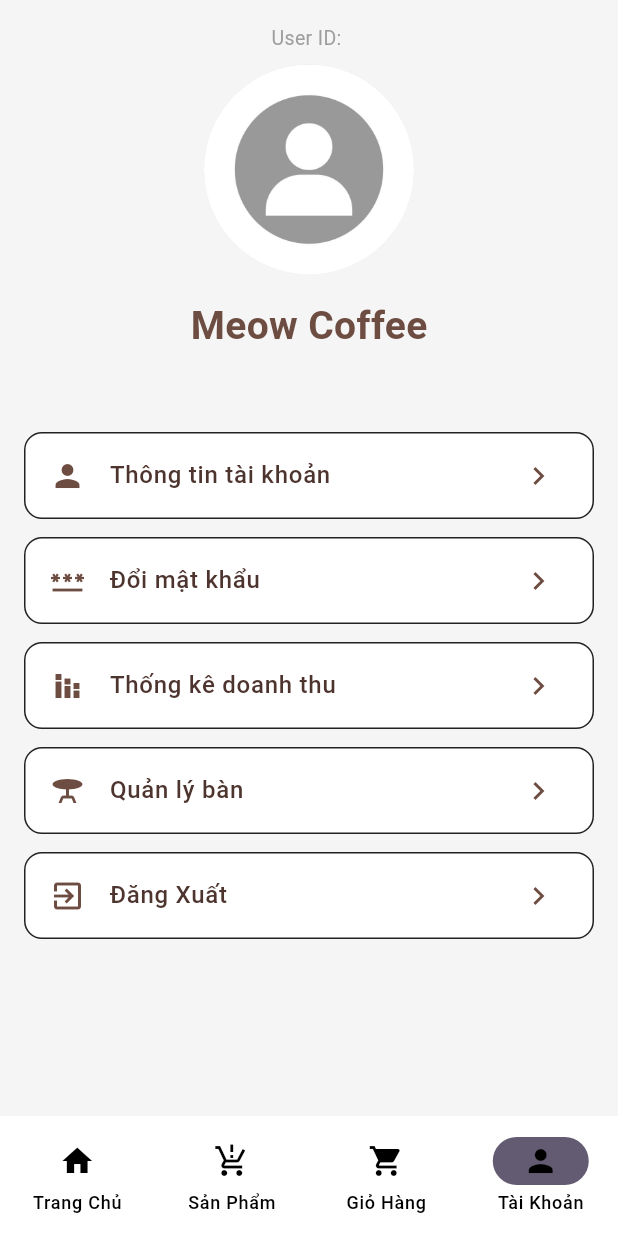
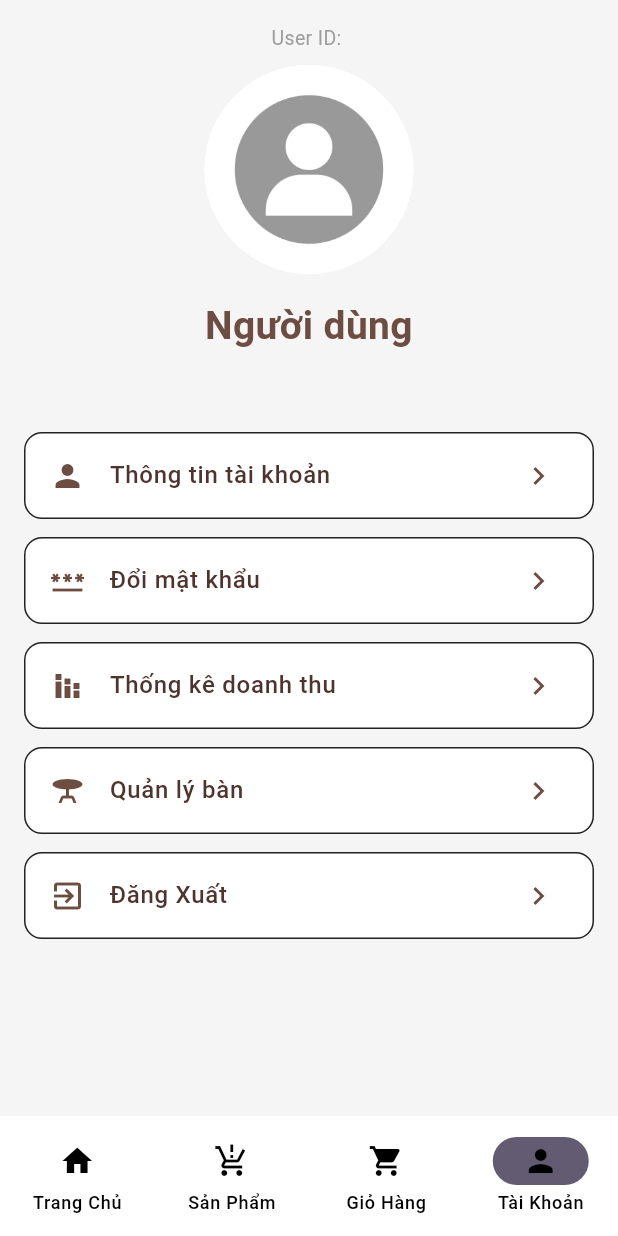
Before and after one commit to hoangminhquan05/meow_coffee, a Flutter app: the ProfileScreen screen opened by its route, on a phone screen of 412 x 824 dp. Run offline on Flutter 3.47's test engine with Material 3 defaults, Android fonts, the phone set to English and light mode, and no system bars; our stand-ins replace cached_network_image, cloud_firestore, firebase_auth, firebase_core, flutter_dotenv, image_picker and 1 more; accounts and stored records are empty.

Commit message:
show current user name on profile screen

```diff
--- a/lib/screens/profile/profile_screen.dart
+++ b/lib/screens/profile/profile_screen.dart
@@ -16,6 +16,7 @@ class ProfileScreen extends StatefulWidget {
 class _ProfileScreenState extends State<ProfileScreen> {
   String? _role;
   String? _avtUrl;
+  String? _name;
   bool _isLoading = true;
   String? _errorMessage;
 
@@ -46,6 +47,7 @@ class _ProfileScreenState extends State<ProfileScreen> {
         setState(() {
           _role = data['role'] as String?;
           _avtUrl = data['avtUrl'] as String?;
+          _name = data['name'] as String?;
           _isLoading = false;
         });
       } else {
@@ -189,9 +191,19 @@ class _ProfileScreenState extends State<ProfileScreen> {
                   ),
                 ),
                 const SizedBox(height: 16),
-                const Text(
-                  'Meow Coffee',
-                  style: TextStyle(
+                Text(
+                  (_name != null && _name!.trim().isNotEmpty)
+                      ? _name!.trim()
+                      : (FirebaseAuth.instance.currentUser?.displayName
+                                  ?.trim()
+                                  .isNotEmpty ==
+                              true
+                          ? FirebaseAuth.instance.currentUser!.displayName!
+                          : (_isLoading ? '' : 'Người dùng')),
+                  textAlign: TextAlign.center,
+                  maxLines: 2,
+                  overflow: TextOverflow.ellipsis,
+                  style: const TextStyle(
                     fontSize: 26,
                     fontWeight: FontWeight.bold,
                     color: AppColors.coffeeBrown,
```
